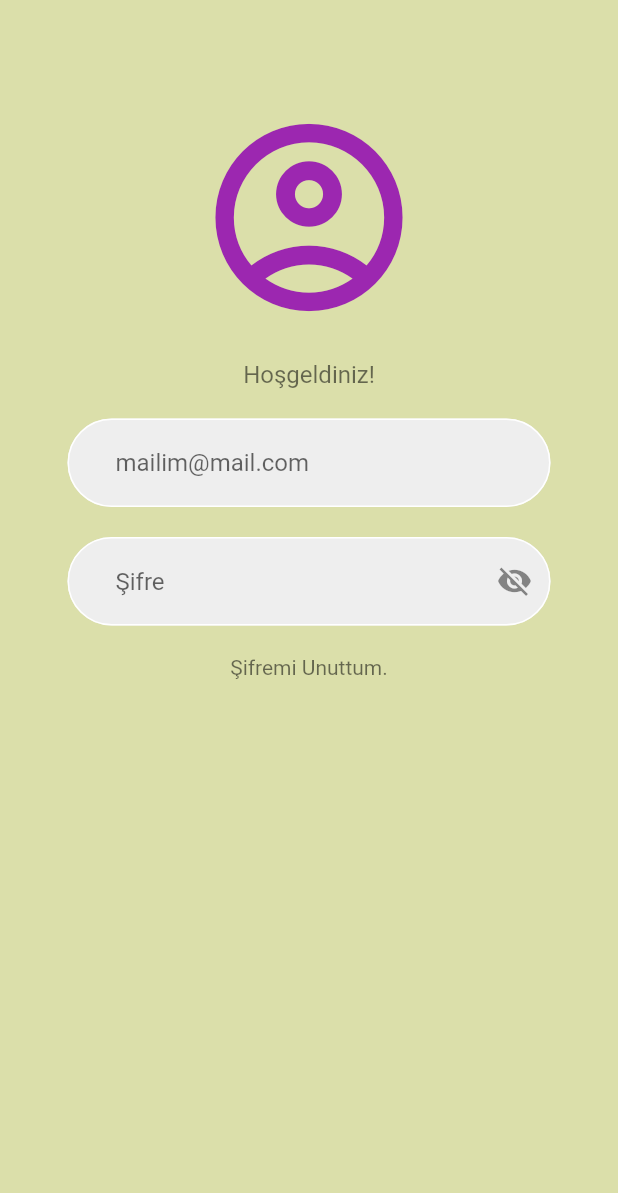
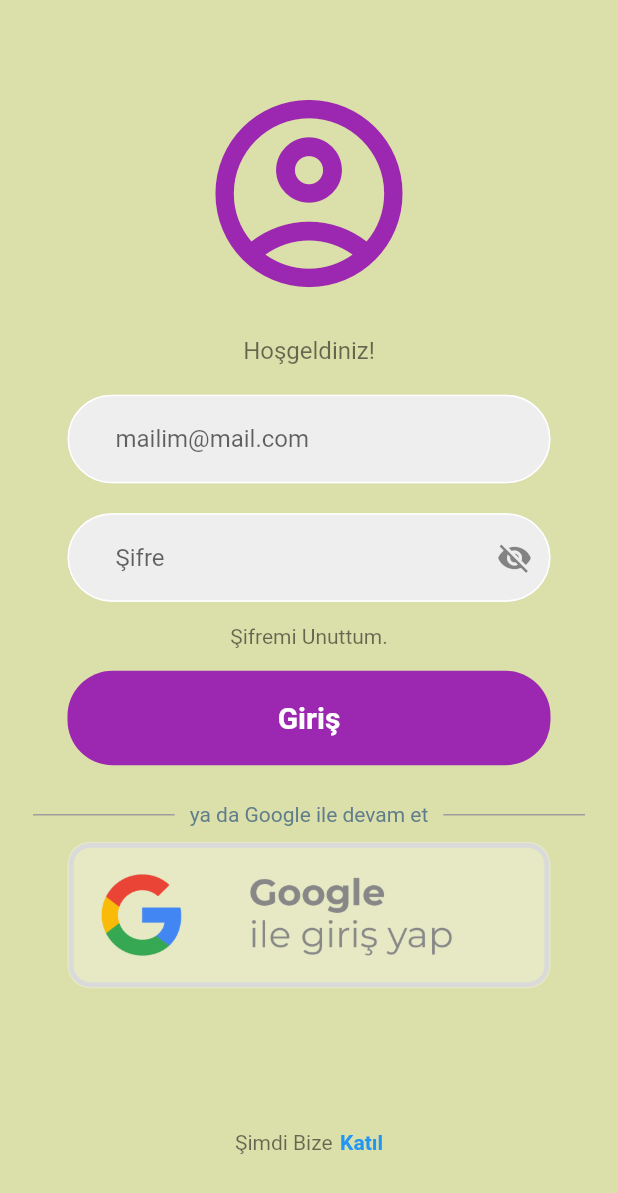
Before and after one commit to GOUA-Bootcamp133/Bootcamp, a Flutter app: the screen it shows after launch, after a tap on "Atla", on a phone screen of 412 x 824 dp. Shown: the top 1193 px of the screen. Run offline on Flutter 3.47's test engine with Material 2 defaults, Android fonts, the phone set to English and light mode, and no system bars; our stand-ins replace smooth_page_indicator.

Commit message:
login page design done

```diff
--- a/lib/login_page.dart
+++ b/lib/login_page.dart
@@ -1,6 +1,7 @@
 import 'package:flutter/cupertino.dart';
 import 'package:flutter/material.dart';
 import 'text_box.dart';
+import 'sign_in_button.dart';
 class LoginPage extends StatefulWidget {
   LoginPage({Key? key}) : super(key: key);
 
@@ -15,16 +16,19 @@ class _LoginPageState extends State<LoginPage> {
   final passwordController= TextEditingController();
 //şifre bölümü button kontrol
   bool obscure=true;
+  void signIn(){
 
+  }
   @override
   Widget build(BuildContext context) {
     return Scaffold(
+      resizeToAvoidBottomInset: false, // altta hata bannerı çıkmaması için
       backgroundColor: Color(0xFFDBDFAA),
       body: SafeArea(
         child: Center(
           child: Column(
+            mainAxisAlignment: MainAxisAlignment.center,
             children: [
-              const SizedBox(height: 70,),
               //logo
               Icon(
                   Icons.account_circle_outlined,
@@ -93,11 +97,64 @@ class _LoginPageState extends State<LoginPage> {
             ),
           ),
               //şifremi unuttum
-              const SizedBox(height: 20,),
-              Text("Şifremi Unuttum.", style: TextStyle(color: Colors.black54),)
+              const SizedBox(height: 15,),
+              //*** Gesture ile button işlevi ver
+              Text("Şifremi Unuttum.", style: TextStyle(color: Colors.black54),),
               //giriş
+              SizedBox(height: 15,),
+              SignIn(
+                onTap: signIn,
+              ),
+              SizedBox(
+                height: 25,
+              ),
               //google ile devam et
+              Padding(
+                padding: const EdgeInsets.symmetric(horizontal: 22),
+                child: Row(
+                  children: [
+                    Expanded(
+                      child: Divider(
+                        thickness: 1,
+                        color: Colors.grey,
+                      ),
+                    ),
+                    Padding(
+                      padding: const EdgeInsets.symmetric(horizontal: 10),
+                      child: Text("ya da Google ile devam et", style: TextStyle(color: Colors.blueGrey),),
+                    ),
+                    Expanded(
+                      child: Divider(
+                        thickness: 1,
+                        color: Colors.grey,
+                      ),
+                    ),
+                  ],
+                ),
+              ),
+              //google giriş
+              Container(
+                margin: EdgeInsets.symmetric(horizontal: 45,vertical: 10),
+                  decoration: BoxDecoration(
+                    borderRadius: BorderRadius.circular(15),
+                    color: Colors.white30,
+                  ),
+                  child: Image.asset("lib/images/google0.png"),),
+
+
+              SizedBox(height: 25,),
               //kayıt ol
+              Padding(
+                padding: const EdgeInsets.only(top:60),
+                child: Row(
+                  mainAxisAlignment: MainAxisAlignment.center,
+                  children: [
+                    Text("Şimdi Bize",style: TextStyle(color:Colors.black54),),
+                    SizedBox(width: 5,),
+                    Text("Katıl",style: TextStyle(color: Colors.blue, fontWeight: FontWeight.bold),),
+                  ],
+                ),
+              ),
             ],
           ),
         ),
--- /dev/null
+++ b/lib/sign_in_button.dart
@@ -0,0 +1,20 @@
+import 'package:flutter/material.dart';
+class SignIn extends StatelessWidget {
+  const SignIn({super.key,required this.onTap});
+  final Function()? onTap;
+  @override
+  Widget build(BuildContext context) {
+    return GestureDetector(
+      onTap: onTap,
+      child: Container(
+        padding: const EdgeInsets.all(20),
+        margin: const EdgeInsets.symmetric(horizontal: 45),
+        decoration: BoxDecoration(
+          borderRadius: BorderRadius.circular(30),
+          color: Colors.purple,
+        ),
+        child: const Center(child: Text("Giriş",style: TextStyle(color: Colors.white, fontWeight: FontWeight.bold, fontSize: 20,),)),
+      ),
+    );
+  }
+}
```
Also changed, not shown: lib/images/google.png (renamed from lib/welcome_screens/images/google.png), lib/images/google0.png (added).
